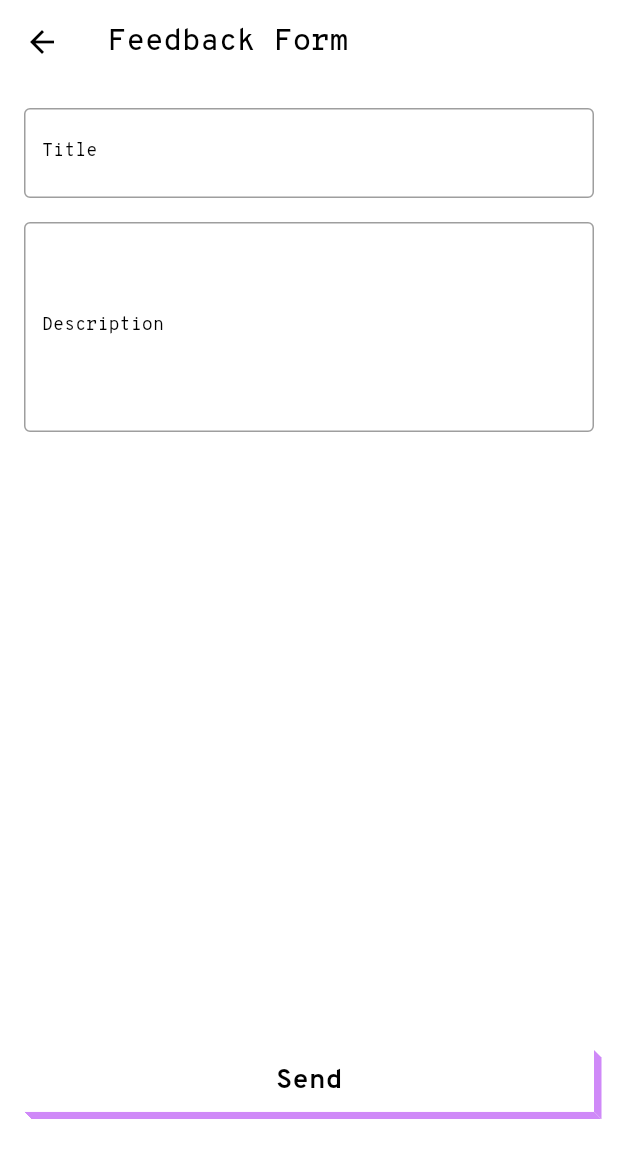
After one commit to Spyy004/LifeList, a Flutter app: the FeedbackForm screen opened by its route, on a phone screen of 412 x 824 dp. The commit adds this screen. Shown: the top 1158 px of the screen. Run offline on Flutter 3.47's test engine with Material 2 defaults, Android fonts, the phone set to English and light mode, and no system bars; our stand-ins replace flutter_native_splash, fluttertoast, isar, package_info_plus, pdf; missing offline and left inert: add_2_calendar, external_path, flutter_email_sender, open_file_plus; accounts and stored records are empty; generated files the repository leaves out were written again; statements that could not run were skipped.

Commit message:
version 1.6 pushed

```diff
--- a/lib/components/custom_bottom_bar.dart
+++ b/lib/components/custom_bottom_bar.dart
@@ -13,7 +13,6 @@ class CustomBottomBar extends StatelessWidget {
   Widget build(BuildContext context) {
     return Consumer<BottomBarService>(
       builder: (context, bottomBar, child) => BottomNavigationBar(
-
         currentIndex: bottomBar.currentIndex,
         onTap: (index) {
           if (index == bottomBar.currentIndex) return;
--- a/lib/constants/consts.dart
+++ b/lib/constants/consts.dart
@@ -1,10 +1,6 @@
 // ignore_for_file: constant_identifier_names
 
 import 'package:flutter/material.dart';
-import 'package:lifelist/screens/createbucketscreen.dart';
-import 'package:lifelist/screens/profilescreen.dart';
-import 'package:lifelist/screens/settingsscreen.dart';
-import 'package:lifelist/screens/singlebucketscreen.dart';
 import 'package:lifelist/services/index.dart';
 import 'package:lifelist/services/navigationservice.dart';
 import '../models/index.dart';
@@ -67,7 +63,8 @@ const DELETE_TASK_SUBTITLE = 'Are you sure you want to delete this task?';
 const DELETE_BUCKET_SUBTITLE = 'Are you sure you want to delete this bucket?';
 const DONE = 'Done';
 const CREATE = 'Create';
-
+const FEEDBACK_EMAIL = 'i.yush.004@gmail.com';
+const FEEDBACK = 'Feedback';
 int currIndex = 0;
 String appVersion = '0.0.0';
 var routes = <String, WidgetBuilder>{
@@ -76,7 +73,8 @@ var routes = <String, WidgetBuilder>{
   Routes.createBucket: (context) => CreateBucketScreen(),
   Routes.singleBucket: (contex) => BucketDetailsScreen(),
   Routes.profilePage: (context) => const ProfilePage(),
-  Routes.settingsPage: (context) => SettingsScreen()
+  Routes.settingsPage: (context) => SettingsScreen(),
+  Routes.feedbackPage: (context) => FeedbackForm()
 };
 
 DBService dbService = DBService();
--- a/lib/l10n/app_de.arb
+++ b/lib/l10n/app_de.arb
@@ -70,5 +70,6 @@
 "taskNameTooShort":"Aufgabenname muss mehr als 3 Buchstaben haben",
 "filter":"Filter",
 "reset":"Zurücksetzen",
-"addToCalendar":"Zum Kalender hinzufügen"
+"addToCalendar":"Zum Kalender hinzufügen",
+"send":"Schicken"
 }
--- a/lib/l10n/app_en.arb
+++ b/lib/l10n/app_en.arb
@@ -282,5 +282,9 @@
   "addToCalendar":"Add to Calendar",
   "@home": {
     "description": "Home"
+  },
+  "send":"Send",
+  "@home": {
+    "description": "Home"
   }
 }
--- a/lib/l10n/app_es.arb
+++ b/lib/l10n/app_es.arb
@@ -70,5 +70,6 @@
   "taskNameTooShort":"pedir nombre debe tener más de 3 letras",
   "filter":"Filtrar",
   "reset":"Reiniciar",
-  "addToCalendar":"Añadir al calendario"
+  "addToCalendar":"Añadir al calendario",
+  "send":"Enviar"
 }
--- a/lib/l10n/app_fr.arb
+++ b/lib/l10n/app_fr.arb
@@ -69,5 +69,6 @@
 "taskNameTooShort":"Le nom de la tâche doit comporter plus de 3 lettres",
 "filter":"Filtre",
 "reset":"Réinitialiser",
-"addToCalendar":"Ajouter au calendrier"
+"addToCalendar":"Ajouter au calendrier",
+"send":"Envoyer"
 }
--- a/lib/l10n/app_hi.arb
+++ b/lib/l10n/app_hi.arb
@@ -68,5 +68,6 @@
 "featureComingSoon":"जल्द ही आ रहा है!",
 "filter":"फ़िल्टर",
 "reset":"रीसेट",
-"addToCalendar":"कैलेंडर में जोड़ें"
+"addToCalendar":"कैलेंडर में जोड़ें",
+"send":"भेज"
 }
--- a/lib/l10n/app_pt.arb
+++ b/lib/l10n/app_pt.arb
@@ -69,5 +69,6 @@
 "taskNameTooShort": "O nome da tarefa deve ter mais de 3 caracteres",
 "filter": "Filtro",
 "reset": "Redefinir",
-"addToCalendar": "Adicionar ao calendário"
+"addToCalendar": "Adicionar ao calendário",
+"send":"Enviar"
 }
--- a/lib/l10n/app_ru.arb
+++ b/lib/l10n/app_ru.arb
@@ -69,5 +69,6 @@
 "taskNameTooShort":"Название задачи должно содержать более 3 символов",
 "filter":"Фильтр",
 "reset":"Сброс",
-"addToCalendar":"Добавить в календарь"
+"addToCalendar":"Добавить в календарь",
+"send":"Отправлять"
 }
--- a/lib/l10n/app_tr.arb
+++ b/lib/l10n/app_tr.arb
@@ -69,5 +69,6 @@
   "taskNameTooShort":"Görev İsimi En Az 3 Haneli Olmalı",
   "filter":"Filtrele",
   "reset":"Sıfırla",
-  "addToCalendar":"Takvime Ekle"
+  "addToCalendar":"Takvime Ekle",
+  "send":"Göndermek"
 }
--- a/lib/navigation/routes.dart
+++ b/lib/navigation/routes.dart
@@ -6,4 +6,5 @@ class Routes {
   static const profilePage = 'ProfilePage';
   static const rootPage = 'RootPage';
   static const settingsPage = 'Settings';
+  static const feedbackPage = 'Feedback';
 }
--- /dev/null
+++ b/lib/screens/feedbackscreen.dart
@@ -0,0 +1,104 @@
+import 'package:flutter/material.dart';
+import 'package:flutter_email_sender/flutter_email_sender.dart';
+import 'package:flutter_gen/gen_l10n/app_localizations.dart';
+import 'package:lifelist/constants/consts.dart';
+
+import '../components/index.dart';
+import '../constants/index.dart';
+import '../neopop/widgets/buttons/neopop_button/neopop_button.dart';
+
+class FeedbackForm extends StatefulWidget {
+  @override
+  _FeedbackFormState createState() => _FeedbackFormState();
+}
+
+class _FeedbackFormState extends State<FeedbackForm> {
+  final GlobalKey<FormState> _formKey = GlobalKey<FormState>();
+  final TextEditingController _titleController = TextEditingController();
+  final TextEditingController _descriptionController = TextEditingController();
+
+  void _submitForm() async {
+    if (_formKey.currentState!.validate()) {
+      final Email email = Email(
+          subject: _titleController.text,
+          body: _descriptionController.text,
+          recipients: [FEEDBACK_EMAIL],
+          isHTML: false);
+      await FlutterEmailSender.send(email);
+    }
+  }
+
+  @override
+  Widget build(BuildContext context) {
+    return Scaffold(
+      backgroundColor: Theme.of(context).primaryColor,
+      appBar: AppBar(
+        title: const Text('Feedback Form'),
+        elevation: 0,
+        backgroundColor: Theme.of(context).primaryColor,
+      ),
+      body: Padding(
+        padding: const EdgeInsets.all(16.0),
+        child: Form(
+          key: _formKey,
+          child: Column(
+            crossAxisAlignment: CrossAxisAlignment.start,
+            children: <Widget>[
+              TextFormField(
+                controller: _titleController,
+                decoration: InputDecoration(
+                  labelText: AppLocalizations.of(context).title,
+                  labelStyle: Theme.of(context).textTheme.bodyMedium,
+                  border: const OutlineInputBorder(),
+                ),
+                validator: (value) {
+                  if (value == null || value.isEmpty) {
+                    return 'Please enter a title';
+                  }
+                  return null;
+                },
+              ),
+              const SizedBox(height: 16.0),
+              TextFormField(
+                controller: _descriptionController,
+                maxLines: 5,
+                decoration: InputDecoration(
+                  labelText: AppLocalizations.of(context).description,
+                  labelStyle: Theme.of(context).textTheme.bodyMedium,
+                  border: const OutlineInputBorder(),
+                ),
+                validator: (value) {
+                  if (value == null || value.length < 10) {
+                    return 'Please enter a description of at least 10 characters long';
+                  }
+                  return null;
+                },
+              ),
+              SizedBox(height: Sizes.screenHeight(context)*0.5),
+              SizedBox(
+                      width: Sizes.screenWidth(context),
+                            height: Sizes.screenHeight(context) * 0.05,
+                child: NeoPopButton(
+                  onTapDown: () async {},
+                  bottomShadowColor: Theme.of(context).secondaryHeaderColor,
+                  rightShadowColor: Theme.of(context).secondaryHeaderColor,
+                  animationDuration: const Duration(milliseconds: 300),
+                  depth: 5,
+                  onTapUp: () {
+                    _submitForm();
+                  },
+                  color: Theme.of(context).canvasColor,
+                  shadowColor: Theme.of(context).secondaryHeaderColor,
+                  child: CustomText(
+                    style: Theme.of(context).textTheme.labelLarge,
+                    text: AppLocalizations.of(context).send,
+                  ),
+                ),
+              )
+            ],
+          ),
+        ),
+      ),
+    );
+  }
+}
--- a/lib/screens/homescreen.dart
+++ b/lib/screens/homescreen.dart
@@ -49,6 +49,7 @@ class HomeScreen extends StatelessWidget {
                             IconButton(
                                 onPressed: () {
                                   showModalBottomSheet(
+                                    backgroundColor: Theme.of(context).primaryColor,
                                     context: context,
                                     builder: (BuildContext context) {
                                       return Consumer2<FilterService,
@@ -251,6 +252,7 @@ class HomeScreen extends StatelessWidget {
                                     (context, index) => InkWell(
                                           onLongPress: () {
                                             showDialog(
+
                                               context: context,
                                               builder: (BuildContext context) {
                                                 return Consumer<
--- a/lib/screens/index.dart
+++ b/lib/screens/index.dart
@@ -1,2 +1,7 @@
 export 'onboardingscreen.dart';
 export 'homescreen.dart';
+export 'feedbackscreen.dart';
+export 'createbucketscreen.dart';
+export 'profilescreen.dart';
+export 'settingsscreen.dart';
+export 'singlebucketscreen.dart';
--- a/lib/screens/settingsscreen.dart
+++ b/lib/screens/settingsscreen.dart
@@ -81,6 +81,15 @@ class SettingsScreen extends StatelessWidget {
                 ),
                 onTap: _launchUrl,
               ),
+               ListTile(
+                leading: const Icon(Icons.feedback),
+                title: CustomText(text: 'Submit Feedback',style:Theme.of(context).textTheme.displaySmall),
+                onTap: () {
+                  navigationService.navigateNext(
+                    context,FEEDBACK
+                  );
+                },
+              ),
               ListTile(
                 leading: const Icon(
                   Icons.delete,
@@ -132,6 +141,7 @@ class SettingsScreen extends StatelessWidget {
                   );
                 },
               ),
+
             ]),
           ),
         ),
--- a/lib/screens/singlebucketscreen.dart
+++ b/lib/screens/singlebucketscreen.dart
@@ -71,7 +71,9 @@ class BucketDetailsScreen extends StatelessWidget {
                                               onPressed: () async {
                                                 pdfModel.generatePdf(
                                                     singleBucketModal
-                                                        .activeSingleBucket);
+                                                        .activeSingleBucket,
+                                                        taskService.tasks
+                                                        );
                                               },
                                               icon: Icon(Icons.download)))
                                 ],
--- a/pubspec.yaml
+++ b/pubspec.yaml
@@ -16,7 +16,7 @@ publish_to: "none" # Remove this line if you wish to publish to pub.dev
 # https://developer.apple.com/library/archive/documentation/General/Reference/InfoPlistKeyReference/Articles/CoreFoundationKeys.html
 # In Windows, build-name is used as the major, minor, and patch parts
 # of the product and file versions while build-number is used as the build suffix.
-version: 1.5.0+1
+version: 1.6.0+1
 
 environment:
   sdk: ">=2.19.6 <3.0.0"
@@ -49,6 +49,9 @@ dependencies:
   url_launcher: ^6.0.3
   add_2_calendar: ^2.2.3
   pdf: ^3.10.1
+  external_path: ^1.0.3
+  open_file_plus: ^3.4.0
+  flutter_email_sender: ^5.2.0
 
 dev_dependencies:
   flutter_test:
```
Also changed, not shown: lib/services/pdfservice.dart (+105 -12 lines), pubspec.lock, 2 other files. Lines whose indentation alone changed are shown as unchanged.
